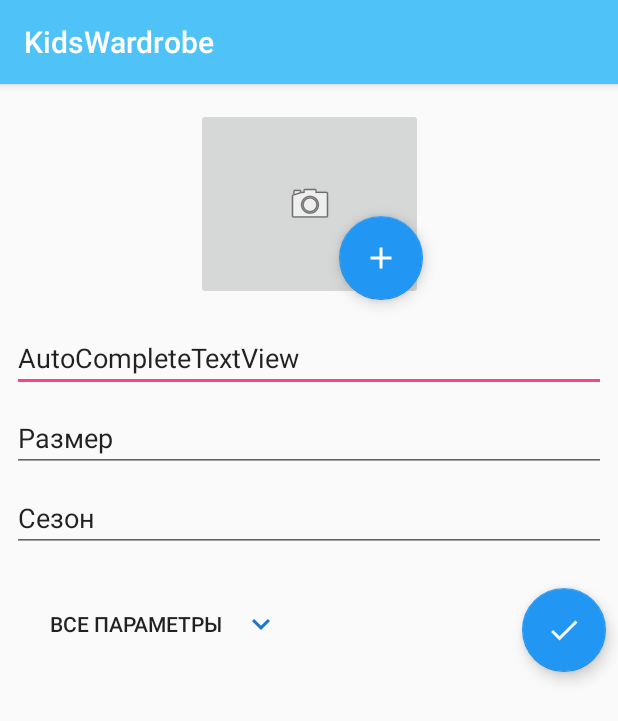
After one commit to Konstantin1982/KidsWardrobe, an Android app: the AddNewItemActivity screen opened directly, with no data from a screen before it, on a phone screen of 412 x 824 dp. The commit adds this screen. Shown: the top 721 px of the screen. Run offline under Robolectric (Android 15) with nearby library versions, the phone set to English and light mode, and no system bars; our stand-ins replace AdMob.

Commit message:
addNew Activity

```diff
--- a/app/src/main/AndroidManifest.xml
+++ b/app/src/main/AndroidManifest.xml
@@ -14,7 +14,7 @@
         android:supportsRtl="true"
         android:theme="@style/AppTheme">
         <activity
-            android:name=".StartActivity"
+            android:name=".Activities.StartActivity"
             android:label="@string/app_name"
             android:theme="@style/AppTheme">
             <intent-filter>
@@ -32,7 +32,8 @@
             android:name="com.google.android.gms.ads.AdActivity"
             android:configChanges="keyboard|keyboardHidden|orientation|screenLayout|uiMode|screenSize|smallestScreenSize"
             android:theme="@android:style/Theme.Translucent" />
-        <activity android:name=".Test"></activity>
+        <activity android:name=".Test" />
+        <activity android:name=".Activities.AddNewItemActivity"></activity>
     </application>
 
 </manifest>
--- /dev/null
+++ b/app/src/main/java/ru/apps4yourlife/kids/kidswardrobe/Activities/AddNewItemActivity.java
@@ -0,0 +1,15 @@
+package ru.apps4yourlife.kids.kidswardrobe.Activities;
+
+import android.support.v7.app.AppCompatActivity;
+import android.os.Bundle;
+
+import ru.apps4yourlife.kids.kidswardrobe.R;
+
+public class AddNewItemActivity extends AppCompatActivity {
+
+    @Override
+    protected void onCreate(Bundle savedInstanceState) {
+        super.onCreate(savedInstanceState);
+        setContentView(R.layout.activity_add_new_item);
+    }
+}
--- a/app/src/main/java/ru/apps4yourlife/kids/kidswardrobe/StartActivity.java
+++ b/app/src/main/java/ru/apps4yourlife/kids/kidswardrobe/Activities/StartActivity.java
@@ -1,15 +1,21 @@
-package ru.apps4yourlife.kids.kidswardrobe;
+package ru.apps4yourlife.kids.kidswardrobe.Activities;
 
+import android.content.Intent;
 import android.os.Bundle;
 import android.support.design.widget.TabLayout;
 import android.support.v4.view.ViewPager;
 import android.support.v7.app.AppCompatActivity;
 import android.view.Menu;
 import android.view.MenuItem;
+import android.view.View;
+import android.widget.Button;
 import android.widget.Toast;
 
 import com.google.android.gms.ads.AdRequest;
 import com.google.android.gms.ads.AdView;
+
+import ru.apps4yourlife.kids.kidswardrobe.PagerAdapter;
+import ru.apps4yourlife.kids.kidswardrobe.R;
 
 public class StartActivity extends AppCompatActivity {
 
@@ -20,6 +26,9 @@ public class StartActivity extends AppCompatActivity {
 
     // pager Adapter
     private PagerAdapter mpagerAdapter;
+
+    // BUttons
+    private  Button mAddNewClothesButton;
     private static final String TOAST_TEXT = "Test ads are being shown. ";
 
 
@@ -43,7 +52,21 @@ public class StartActivity extends AppCompatActivity {
         mpagerAdapter = new PagerAdapter(getSupportFragmentManager(),3);
         mViewPager.setAdapter(mpagerAdapter);
         mTabLayout.setupWithViewPager(mViewPager);
-
+        /*
+        mAddNewClothesButton = (Button) findViewById(R.id.button2);
+        mAddNewClothesButton.setOnClickListener(new View.OnClickListener() {
+            public void onClick(View v) {
+                // Code here executes on main thread after user presses button
+                Toast.makeText(v.getContext(), TOAST_TEXT, Toast.LENGTH_LONG).show();
+            }
+        });
+        */
+    }
+    public void btnAddNewClothes_Click(View v) {
+        // Code here executes on main thread after user presses button
+        Toast.makeText(v.getContext(), "Button Clicked", Toast.LENGTH_LONG).show();
+        Intent intent = new Intent(this, AddNewItemActivity.class);
+        startActivity(intent);
     }
 
     @Override
--- a/app/src/main/java/ru/apps4yourlife/kids/kidswardrobe/tabs/TabChildren.java
+++ b/app/src/main/java/ru/apps4yourlife/kids/kidswardrobe/Activities/tabs/TabChildren.java
@@ -1,4 +1,4 @@
-package ru.apps4yourlife.kids.kidswardrobe.tabs;
+package ru.apps4yourlife.kids.kidswardrobe.Activities.tabs;
 
 import android.support.v4.app.Fragment;
 import android.os.Bundle;
--- a/app/src/main/java/ru/apps4yourlife/kids/kidswardrobe/tabs/TabClothes.java
+++ b/app/src/main/java/ru/apps4yourlife/kids/kidswardrobe/Activities/tabs/TabClothes.java
@@ -1,10 +1,11 @@
-package ru.apps4yourlife.kids.kidswardrobe.tabs;
+package ru.apps4yourlife.kids.kidswardrobe.Activities.tabs;
 
 import android.support.v4.app.Fragment;
 import android.os.Bundle;
 import android.view.LayoutInflater;
 import android.view.View;
 import android.view.ViewGroup;
+import android.widget.Toast;
 
 import ru.apps4yourlife.kids.kidswardrobe.R;
 
@@ -19,4 +20,9 @@ public class TabClothes extends Fragment {
         //Change R.layout.tab1 in you classes
         return inflater.inflate(R.layout.tab_clothes_layout, container, false);
     }
+    public void btnAddNewClothes_Click(View v) {
+        // Code here executes on main thread after user presses button
+        Toast.makeText(v.getContext(), "Button Clicked", Toast.LENGTH_LONG).show();
+    }
+
 }
--- a/app/src/main/java/ru/apps4yourlife/kids/kidswardrobe/tabs/TabReports.java
+++ b/app/src/main/java/ru/apps4yourlife/kids/kidswardrobe/Activities/tabs/TabReports.java
@@ -1,4 +1,4 @@
-package ru.apps4yourlife.kids.kidswardrobe.tabs;
+package ru.apps4yourlife.kids.kidswardrobe.Activities.tabs;
 
 import android.support.v4.app.Fragment;
 import android.os.Bundle;
--- /dev/null
+++ b/app/src/main/res/drawable/ic_add_black_24dp.xml
@@ -0,0 +1,9 @@
+<vector xmlns:android="http://schemas.android.com/apk/res/android"
+        android:width="24dp"
+        android:height="24dp"
+        android:viewportWidth="24.0"
+        android:viewportHeight="24.0">
+    <path
+        android:fillColor="#FFFFFFFF"
+        android:pathData="M19,13h-6v6h-2v-6H5v-2h6V5h2v6h6v2z"/>
+</vector>
--- /dev/null
+++ b/app/src/main/res/drawable/ic_done_black_24dp.xml
@@ -0,0 +1,9 @@
+<vector xmlns:android="http://schemas.android.com/apk/res/android"
+        android:width="24dp"
+        android:height="24dp"
+        android:viewportWidth="24.0"
+        android:viewportHeight="24.0">
+    <path
+        android:fillColor="#FFFFFFFF"
+        android:pathData="M9,16.2L4.8,12l-1.4,1.4L9,19 21,7l-1.4,-1.4L9,16.2z"/>
+</vector>
--- /dev/null
+++ b/app/src/main/res/drawable/ic_expand_more_black_24dp.xml
@@ -0,0 +1,9 @@
+<vector xmlns:android="http://schemas.android.com/apk/res/android"
+        android:width="24dp"
+        android:height="24dp"
+        android:viewportWidth="24.0"
+        android:viewportHeight="24.0">
+    <path
+        android:fillColor="#FF1976D2"
+        android:pathData="M16.59,8.59L12,13.17 7.41,8.59 6,10l6,6 6,-6z"/>
+</vector>
--- /dev/null
+++ b/app/src/main/res/layout/activity_add_new_item.xml
@@ -0,0 +1,118 @@
+<?xml version="1.0" encoding="utf-8"?>
+<android.support.constraint.ConstraintLayout xmlns:android="http://schemas.android.com/apk/res/android"
+    xmlns:app="http://schemas.android.com/apk/res-auto"
+    xmlns:ads="http://schemas.android.com/apk/res-auto"
+    xmlns:tools="http://schemas.android.com/tools"
+    android:layout_width="match_parent"
+    android:layout_height="match_parent"
+    tools:context="ru.apps4yourlife.kids.kidswardrobe.Activities.AddNewItemActivity">
+
+    <ImageButton
+        android:id="@+id/imageButton"
+        android:layout_width="151dp"
+        android:layout_height="128dp"
+        android:layout_marginEnd="8dp"
+        android:layout_marginStart="8dp"
+        android:layout_marginTop="16dp"
+        app:layout_constraintEnd_toEndOf="parent"
+        app:layout_constraintStart_toStartOf="parent"
+        app:layout_constraintTop_toTopOf="parent"
+        app:srcCompat="@android:drawable/ic_menu_camera" />
+
+    <AutoCompleteTextView
+        android:id="@+id/autoCompleteTextView"
+        android:layout_width="0dp"
+        android:layout_height="wrap_content"
+        android:layout_marginEnd="8dp"
+        android:layout_marginStart="8dp"
+        android:layout_marginTop="16dp"
+        android:text="AutoCompleteTextView"
+        app:layout_constraintEnd_toEndOf="parent"
+        app:layout_constraintStart_toStartOf="parent"
+        app:layout_constraintTop_toBottomOf="@+id/imageButton"
+        tools:text="Что это?" />
+
+    <android.support.design.widget.FloatingActionButton
+        android:id="@+id/floatingActionButton"
+        android:layout_width="wrap_content"
+        android:layout_height="wrap_content"
+        android:clickable="true"
+        app:backgroundTint="@color/buttonsColor"
+
+        app:layout_constraintBottom_toBottomOf="@+id/imageButton"
+        app:layout_constraintEnd_toEndOf="@+id/imageButton"
+        android:src ="@drawable/ic_add_black_24dp"
+
+        />
+
+    <AutoCompleteTextView
+        android:id="@+id/autoCompleteTextView2"
+        android:layout_width="0dp"
+        android:layout_height="wrap_content"
+        android:layout_marginEnd="8dp"
+        android:layout_marginStart="8dp"
+        android:layout_marginTop="8dp"
+        android:text="Размер"
+        app:layout_constraintEnd_toEndOf="parent"
+        app:layout_constraintStart_toStartOf="parent"
+        app:layout_constraintTop_toBottomOf="@+id/autoCompleteTextView" />
+
+    <AutoCompleteTextView
+        android:id="@+id/autoCompleteTextView3"
+        android:layout_width="0dp"
+        android:layout_height="wrap_content"
+        android:layout_marginEnd="8dp"
+        android:layout_marginStart="8dp"
+        android:layout_marginTop="8dp"
+        android:text="Сезон"
+        app:layout_constraintEnd_toEndOf="parent"
+        app:layout_constraintStart_toStartOf="parent"
+        app:layout_constraintTop_toBottomOf="@+id/autoCompleteTextView2" />
+
+    <Button
+        android:id="@+id/button4"
+        android:layout_width="0dp"
+        android:layout_height="wrap_content"
+        android:layout_marginEnd="8dp"
+        android:layout_marginStart="8dp"
+        android:layout_marginTop="24dp"
+        android:text="Все параметры"
+        android:drawableRight="@drawable/ic_expand_more_black_24dp"
+        app:layout_constraintEnd_toStartOf="@+id/guideline"
+        app:layout_constraintStart_toStartOf="parent"
+        style="@style/Base.Widget.AppCompat.Button.Borderless"
+        app:layout_constraintTop_toBottomOf="@+id/autoCompleteTextView3" />
+
+    <android.support.constraint.Guideline
+        android:id="@+id/guideline"
+        android:layout_width="wrap_content"
+        android:layout_height="wrap_content"
+        android:orientation="vertical"
+        app:layout_constraintGuide_percent="0.5"
+        />
+
+    <android.support.design.widget.FloatingActionButton
+        android:id="@+id/floatingActionButton2"
+        android:layout_width="wrap_content"
+        android:layout_height="wrap_content"
+        android:layout_marginEnd="8dp"
+        android:clickable="true"
+        android:src="@drawable/ic_done_black_24dp"
+        app:backgroundTint="@color/buttonsColor"
+        app:layout_constraintEnd_toEndOf="parent"
+        app:layout_constraintTop_toTopOf="@+id/button4" />
+
+    <com.google.android.gms.ads.AdView
+        android:id="@+id/adView2"
+        android:layout_width="wrap_content"
+        android:layout_height="0dp"
+        android:layout_marginBottom="8dp"
+        android:layout_marginEnd="8dp"
+        android:layout_marginStart="8dp"
+        ads:adSize="BANNER"
+        ads:adUnitId="@string/banner_ad_unit_id"
+        app:layout_constraintBottom_toBottomOf="parent"
+        app:layout_constraintEnd_toEndOf="parent"
+        app:layout_constraintStart_toStartOf="parent" />
+
+</android.support.constraint.ConstraintLayout>
--- a/app/src/main/res/layout/activity_start.xml
+++ b/app/src/main/res/layout/activity_start.xml
@@ -7,7 +7,7 @@
     android:id="@+id/linearLayout2"
     android:layout_width="match_parent"
     android:layout_height="match_parent"
-    tools:context=".StartActivity">
+    tools:context=".Activities.StartActivity">
 
     <android.support.v4.view.ViewPager
         android:id="@+id/viewpager"
--- a/app/src/main/res/layout/tab_clothes_layout.xml
+++ b/app/src/main/res/layout/tab_clothes_layout.xml
@@ -12,22 +12,20 @@
     <Button
         android:id="@+id/button2"
         style="@style/TypicalButton"
-        android:layout_width="wrap_content"
+        android:layout_width="match_parent"
         android:layout_height="wrap_content"
-        android:layout_margin="8dp"
         app:layout_constraintBottom_toTopOf="@+id/guideline"
         app:layout_constraintEnd_toEndOf="parent"
         app:layout_constraintStart_toStartOf="parent"
         android:text="Положить в шкаф"
+        android:onClick="btnAddNewClothes_Click"
         />
 
     <Button
         android:id="@+id/button3"
         style="@style/TypicalButton"
-        android:layout_width="wrap_content"
+        android:layout_width="match_parent"
         android:layout_height="wrap_content"
-        android:layout_margin="8dp"
-
         app:layout_constraintEnd_toEndOf="parent"
         app:layout_constraintStart_toStartOf="parent"
         app:layout_constraintTop_toTopOf="@+id/guideline"
--- a/app/src/main/res/menu/menu_start.xml
+++ b/app/src/main/res/menu/menu_start.xml
@@ -1,7 +1,7 @@
 <menu xmlns:android="http://schemas.android.com/apk/res/android"
     xmlns:app="http://schemas.android.com/apk/res-auto"
     xmlns:tools="http://schemas.android.com/tools"
-    tools:context="ru.apps4yourlife.kids.kidswardrobe.StartActivity">
+    tools:context="ru.apps4yourlife.kids.kidswardrobe.Activities.StartActivity">
     <item
         android:id="@+id/action_settings"
         android:orderInCategory="100"
--- a/app/src/main/res/values/colors.xml
+++ b/app/src/main/res/values/colors.xml
@@ -1,9 +1,9 @@
 <?xml version="1.0" encoding="utf-8"?>
 <resources>
-    <color name="colorPrimary">#3f51b5</color>
-    <color name="colorPrimaryDark">#303F9F</color>
+    <color name="colorPrimary">#4FC3F7</color>
+    <color name="colorPrimaryDark">#2196F3</color>
     <color name="colorAccent">#FF4081</color>
-    <color name="buttonsColor">#2196F3</color>
+    <color name="buttonsColor">#2196f3</color>
     <color name="buttonsTextColor">#FFFFFF</color>
     <color name="fragmentGreyBackground">#DEDEDE</color>
 
--- a/app/src/main/res/values/styles.xml
+++ b/app/src/main/res/values/styles.xml
@@ -27,6 +27,10 @@
         <item name="android:textColor">@color/buttonsTextColor</item>
         <item name="android:textSize">18dp</item>
         <item name="android:textAllCaps">false</item>
+        <item name="android:layout_marginBottom">8dp</item>
+        <item name="android:layout_marginTop">8dp</item>
+        <item name="android:layout_marginStart">20dp</item>
+        <item name="android:layout_marginEnd">20dp</item>
     </style>
 
 </resources>
```
Also changed, not shown: app/src/main/java/ru/apps4yourlife/kids/kidswardrobe/PagerAdapter.java (+3 -4 lines).
